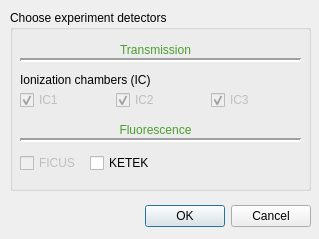
Old version of the form ui/mapDetectors.ui in the repository SESAME-Synchrotron/XAFSScanTool.
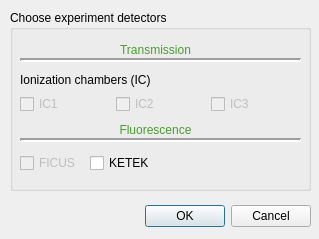
New version of the form.

The edit to the form file:
```diff
--- a/ui/mapDetectors.ui
+++ b/ui/mapDetectors.ui
@@ -190,7 +190,7 @@
       <x>10</x>
       <y>80</y>
       <width>281</width>
-      <height>20</height>
+      <height>28</height>
      </rect>
     </property>
     <layout class="QHBoxLayout" name="horizontalLayout_2">
@@ -203,7 +203,7 @@
         <string>IC1</string>
        </property>
        <property name="checked">
-        <bool>true</bool>
+        <bool>false</bool>
        </property>
       </widget>
      </item>
@@ -216,7 +216,7 @@
         <string>IC2</string>
        </property>
        <property name="checked">
-        <bool>true</bool>
+        <bool>false</bool>
        </property>
       </widget>
      </item>
@@ -229,7 +229,7 @@
         <string>IC3</string>
        </property>
        <property name="checked">
-        <bool>true</bool>
+        <bool>false</bool>
        </property>
       </widget>
      </item>
```
